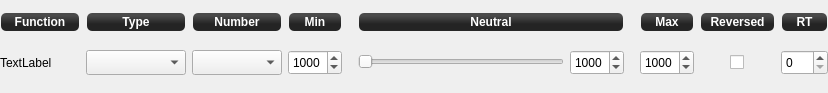
openpilot/OpenPilot, file ground/openpilotgcs/src/plugins/config/inputchannelform.ui: the form before one commit.
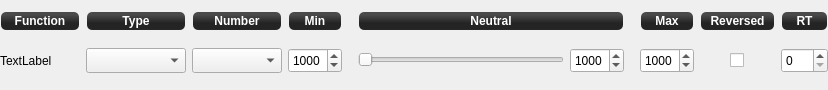
The form after the commit.

```diff
--- a/ground/openpilotgcs/src/plugins/config/inputchannelform.ui
+++ b/ground/openpilotgcs/src/plugins/config/inputchannelform.ui
@@ -7,7 +7,7 @@
     <x>0</x>
     <y>0</y>
     <width>828</width>
-    <height>93</height>
+    <height>90</height>
    </rect>
   </property>
   <property name="windowTitle">
```
